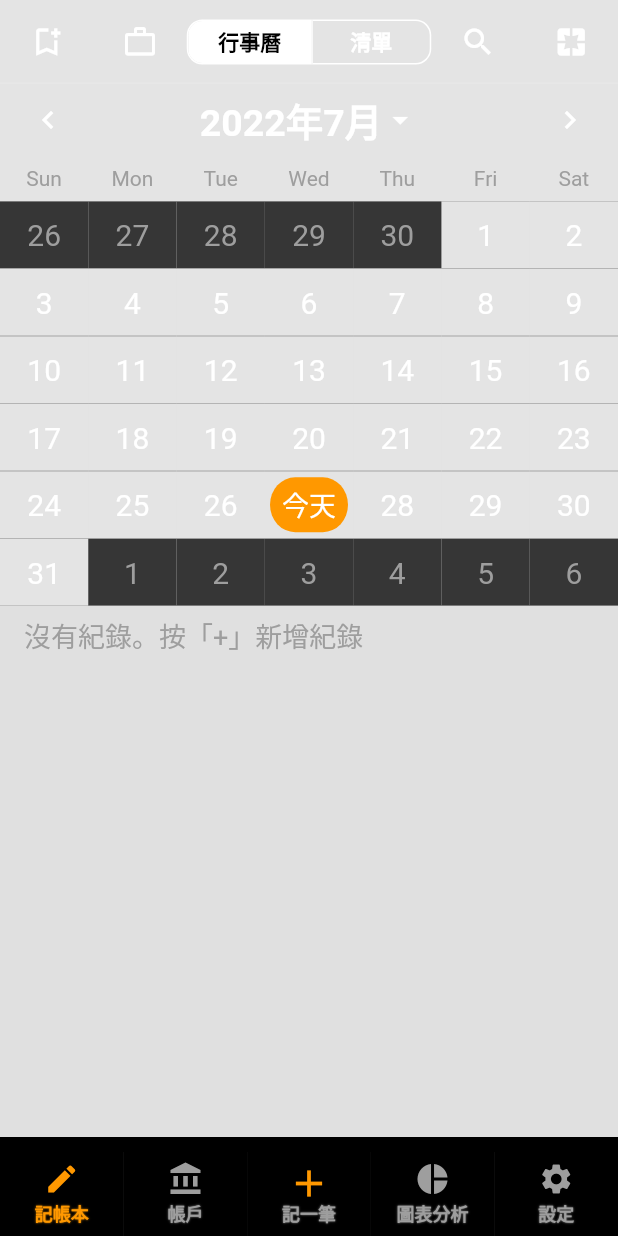
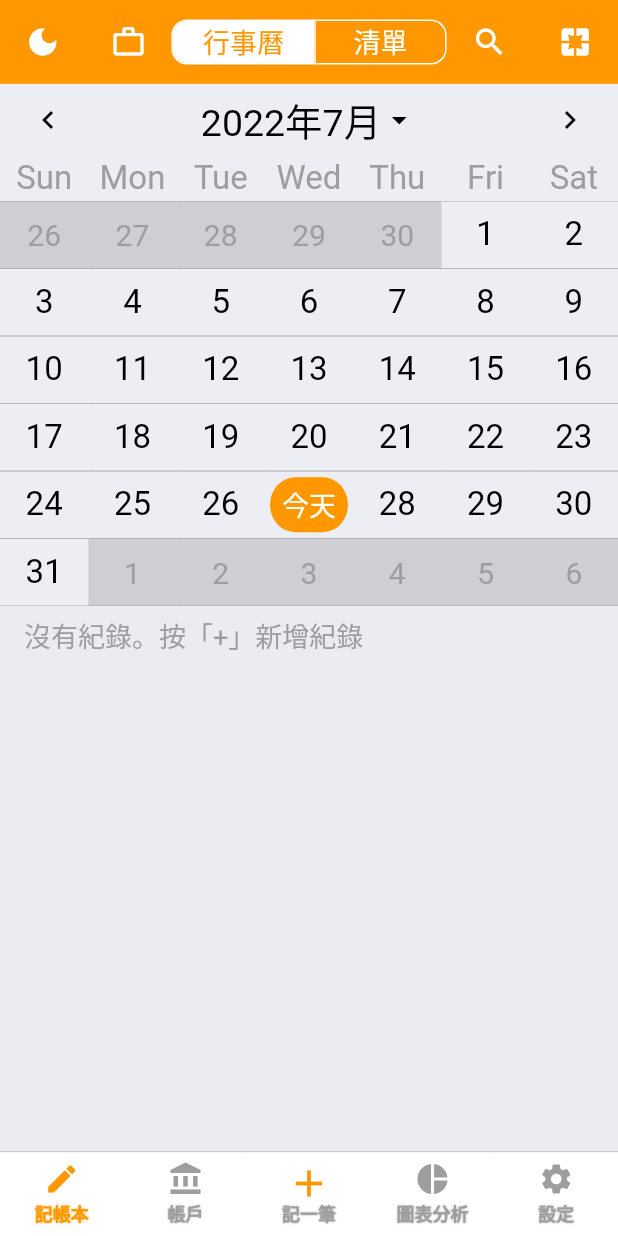
Before and after one commit to kristen00657008/AccountBook_flutter, a Flutter app: the screen it shows after launch, on a phone screen of 412 x 824 dp. Run offline on Flutter 3.47's test engine with Material 2 defaults, Android fonts, the phone set to English and light mode, and no system bars; drawn by our look-alikes of flutter_slidable, table_calendar; our stand-ins replace date_format, flutter_datetime_picker, page_transition, rxdart, shared_preferences; missing offline and left inert: flutter_draggable_gridview, flutter_statusbarcolor_ns.

Commit message:
theme mode

```diff
--- a/analysis_options.yaml
+++ b/analysis_options.yaml
@@ -22,6 +22,7 @@ linter:
   # `// ignore_for_file: name_of_lint` syntax on the line or in the file
   # producing the lint.
   rules:
+    prefer_const_constructors : false
     # avoid_print: false  # Uncomment to disable the `avoid_print` rule
     # prefer_single_quotes: true  # Uncomment to enable the `prefer_single_quotes` rule
 
--- a/lib/main.dart
+++ b/lib/main.dart
@@ -1,36 +1,93 @@
 import 'package:account_book/route/page_name.dart';
+import 'package:account_book/tools/colors.dart';
 import 'package:account_book/ui/bloc/system/application_bloc.dart';
 import 'package:flutter/material.dart';
 import 'package:flutter/services.dart';
-import 'package:flutter_statusbarcolor_ns/flutter_statusbarcolor_ns.dart';
 
 void main() {
   runApp(MyApp());
 }
 
 class MyApp extends StatelessWidget {
+  static final ValueNotifier<ThemeMode> themeNotifier =
+      ValueNotifier(ThemeMode.light);
+
   MyApp({Key? key}) : super(key: key);
 
   final themeData = ThemeData(
-      primaryColor: Colors.white,
-      backgroundColor: Colors.white,
-      primaryColorDark: Colors.white,
-      primarySwatch: Colors.blue,
-      scaffoldBackgroundColor: Colors.black12,
-      brightness: Brightness.dark,
-  );
+      appBarTheme: AppBarTheme(
+        systemOverlayStyle: SystemUiOverlayStyle.light,
+      ),
+      primaryColor: Colors.orange,
+      scaffoldBackgroundColor: lightBackground,
+      iconTheme: IconThemeData(
+        color: Colors.orange,
+      ),
+      dividerColor: Colors.grey,
+      textTheme: TextTheme(
+        bodyText1: TextStyle(color: Colors.black, fontSize: 25),
+        bodyText2: TextStyle(color: Colors.black, fontSize: 22),
+        subtitle1: TextStyle(color: Colors.black, fontSize: 20),
+        subtitle2: TextStyle(color: Colors.black, fontSize: 18),
+        headline1: TextStyle(color: Colors.grey, fontSize: 25),
+        headline2: TextStyle(color: Colors.grey, fontSize: 22),
+        headline3: TextStyle(color: Colors.grey, fontSize: 20),
+        headline4: TextStyle(color: Colors.grey, fontSize: 18),
+      ),
+      colorScheme: ColorScheme.fromSwatch().copyWith(
+        primary: Colors.black,
+        secondary: Colors.orange,
+        tertiary: Colors.white,
+        // brightness: Brightness.light,
+        background: Colors.black12,
+        surface: Colors.black12,
+        primaryContainer: Colors.white,
+        onBackground: lightSecond,
+      ));
+
+  final darkThemeData = ThemeData(
+      primaryColor: Colors.white12,
+      scaffoldBackgroundColor: Colors.black,
+      iconTheme: const IconThemeData(
+        color: Colors.orange,
+      ),
+      dividerColor: Colors.white38,
+      textTheme: TextTheme(
+        bodyText1: TextStyle(color: Colors.white, fontSize: 25),
+        bodyText2: TextStyle(color: Colors.white, fontSize: 20),
+        subtitle1: TextStyle(color: Colors.white, fontSize: 18),
+        subtitle2: TextStyle(color: Colors.white, fontSize: 15),
+        headline1: TextStyle(color: Colors.grey, fontSize: 25),
+        headline2: TextStyle(color: Colors.grey, fontSize: 22),
+        headline3: TextStyle(color: Colors.grey, fontSize: 20),
+        headline4: TextStyle(color: Colors.grey, fontSize: 18),
+      ),
+      colorScheme: ColorScheme.fromSwatch().copyWith(
+        primary: Colors.white,
+        secondary: Colors.black,
+        tertiary: darkBackground,
+        // brightness: Brightness.light,
+        background: lightBlack,
+        surface: Colors.grey,
+        primaryContainer: Colors.white12,
+        onBackground: Colors.white12,
+      ));
 
   @override
   Widget build(BuildContext context) {
     SystemChrome.setPreferredOrientations([
       DeviceOrientation.portraitUp,
     ]);
-    FlutterStatusbarcolor.setStatusBarColor(Colors.white12);
-    return MaterialApp(
-      debugShowCheckedModeBanner: false,
-      theme: themeData,
-      darkTheme: themeData,
-      home: ApplicationBloc.getInstance().getPage(PageName.DefaultPage),
-    );
+    return ValueListenableBuilder<ThemeMode>(
+        valueListenable: themeNotifier,
+        builder: (_, ThemeMode currentMode, __) {
+          return MaterialApp(
+            debugShowCheckedModeBanner: false,
+            theme: themeData,
+            darkTheme: darkThemeData,
+            themeMode: currentMode,
+            home: ApplicationBloc.getInstance().getPage(PageName.DefaultPage),
+          );
+        });
   }
 }
--- a/lib/tools/colors.dart
+++ b/lib/tools/colors.dart
@@ -18,3 +18,9 @@ const MaterialColor primaryBlack = MaterialColor(
 const int _blackPrimaryValue = 0xFF000000;
 
 const Color lightBlack = Color.fromRGBO(54, 54, 54, 1);
+
+const Color lightBackground = Color.fromRGBO(235, 235, 242, 1);
+
+const Color lightSecond = Color.fromRGBO(244, 244, 244, 1);
+
+const Color darkBackground = Color.fromRGBO(36, 36, 36, 1);
--- a/lib/ui/bloc/core/store_page_bloc.dart
+++ b/lib/ui/bloc/core/store_page_bloc.dart
@@ -12,8 +12,6 @@ class StorePageBloc extends PageBloc {
 
   TextEditingController textEditingController = TextEditingController();
 
-  // DateTime dataTime = ApplicationBloc.getInstance().focusDay;
-
   AmountData currentAmountData = AmountData(
       id: Uuid().v1(),
       amount: 0,
@@ -22,7 +20,6 @@ class StorePageBloc extends PageBloc {
       categoryIndex: 0,
       text: ""
   );
-
 
   Map<String, dynamic>? get currentAmountDataJson =>
       option.query[BlocOptionKey.StoringAmountDataKey];
--- a/lib/ui/page/account_calendar_page.dart
+++ b/lib/ui/page/account_calendar_page.dart
@@ -5,7 +5,6 @@ import 'package:account_book/ui/model/amount_data.dart';
 import 'package:account_book/ui/widget/date_title_widget.dart';
 import 'package:account_book/ui/widget/my_divider_widget.dart';
 import 'package:flutter/material.dart';
-import 'package:account_book/tools/colors.dart';
 import 'package:account_book/ui/widget/list_tile/amount_list_tile_widget.dart';
 import 'package:account_book/utils/calendar_utils.dart';
 import 'package:flutter_slidable/flutter_slidable.dart';
@@ -42,9 +41,8 @@ class AccountCalendarPage extends StatelessWidget {
                 return Column(children: [
                   _buildTableCalendar(amountDataList),
                   Expanded(child: _buildScrollView(amountDataList, focusDay)),
-                  Container(
-                    height: 10,
-                    color: Colors.black,
+                  SizedBox(
+                    height: 40,
                   )
                 ]);
               });
@@ -59,11 +57,11 @@ class AccountCalendarPage extends StatelessWidget {
             return SizedBox.shrink();
           }
           var focusDay = snapshot.requireData;
-          return _tableCalendarWidget(amountDataList, focusDay);
+          return _tableCalendarWidget(context, amountDataList, focusDay);
         });
   }
 
-  Widget _tableCalendarWidget([
+  Widget _tableCalendarWidget(BuildContext context,[
     List<AmountData> amountDataList = const [],
     DateTime? focusDay,
   ]) {
@@ -78,7 +76,7 @@ class AccountCalendarPage extends StatelessWidget {
       pageAnimationEnabled: true,
       pageJumpingEnabled: true,
       headerVisible: true,
-      headerStyle: CalendarHeaderStyle(),
+      headerStyle: CalendarHeaderStyle(context),
       calendarStyle: CalendarStyle(
         rangeHighlightColor: Colors.white12,
         isTodayHighlighted: false,
@@ -101,10 +99,10 @@ class AccountCalendarPage extends StatelessWidget {
           return _buildSelectedCalendaritem(date, amountDataList);
         },
         outsideBuilder: (context, date, _) {
-          return _buildOutSideCalendarItem(date);
+          return _buildOutSideCalendarItem(context, date);
         },
         defaultBuilder: (context, date, _) {
-          return _buildDefaultCalendarItem(date, amountDataList);
+          return _buildDefaultCalendarItem(context, date, amountDataList);
         },
         holidayBuilder: (context, date, _) {
           return _buildHoliDayCalendarItem(date);
@@ -139,7 +137,7 @@ class AccountCalendarPage extends StatelessWidget {
               ),
               child: Text(
                 "今天",
-                style: TextStyle(color: Colors.white, fontSize: 18),
+                style: TextStyle(fontSize: 18, color: Colors.white),
               ),
             ),
           )
@@ -149,7 +147,7 @@ class AccountCalendarPage extends StatelessWidget {
                 date.isEqualTo(DateUtils.dateOnly(DateTime.now()))
                     ? "今天"
                     : date.day.toString(),
-                style: TextStyle(color: Colors.white, fontSize: 18),
+                style: TextStyle(fontSize: 18, color: Colors.white),
               ),
               backgroundColor: Colors.orange,
               radius: 15,
@@ -161,9 +159,9 @@ class AccountCalendarPage extends StatelessWidget {
     );
   }
 
-  Widget _buildOutSideCalendarItem(DateTime date) {
+  Widget _buildOutSideCalendarItem(BuildContext context, DateTime date) {
     return Container(
-      decoration: _defaultBoxDecoration(color: lightBlack),
+      decoration: _defaultBoxDecoration(color: Theme.of(context).colorScheme.background),
       child: Center(
         child: Text(
           date.isEqualTo(DateUtils.dateOnly(DateTime.now())) ? "今天" : date.day.toString(),
@@ -186,7 +184,7 @@ class AccountCalendarPage extends StatelessWidget {
   }
 
   Widget _buildDefaultCalendarItem(
-      DateTime date, List<AmountData> amountDataList) {
+      BuildContext context,DateTime date, List<AmountData> amountDataList) {
     return Container(
       decoration: _defaultBoxDecoration(),
       child: Stack(
@@ -194,11 +192,9 @@ class AccountCalendarPage extends StatelessWidget {
           Center(
             child: Text(
               date.isEqualTo(DateUtils.dateOnly(DateTime.now())) ? "今天" : date.day.toString(),
-              style: TextStyle(
-                  color: dateHasData(date, amountDataList)
-                      ? Colors.green
-                      : Colors.white,
-                  fontSize: 20),
+              style: dateHasData(date, amountDataList)
+                ? Theme.of(context).textTheme.bodyText2?.copyWith(color: Colors.green)
+                : Theme.of(context).textTheme.bodyText2
             ),
           ),
           dateHasData(date, amountDataList) ? hasDataCircle() : Container()
@@ -207,17 +203,17 @@ class AccountCalendarPage extends StatelessWidget {
     );
   }
 
-  HeaderStyle CalendarHeaderStyle() {
+  HeaderStyle CalendarHeaderStyle(BuildContext context) {
     return HeaderStyle(
       decoration: BoxDecoration(color: Colors.white12,),
       headerPadding: EdgeInsets.zero,
       leftChevronIcon: Icon(
         Icons.chevron_left,
-        color: Colors.white,
+        color: Theme.of(context).colorScheme.primary,
       ),
       rightChevronIcon: Icon(
         Icons.chevron_right,
-        color: Colors.white,
+        color: Theme.of(context).colorScheme.primary,
       ),
       titleTextStyle: TextStyle(color: Colors.red),
       formatButtonVisible: false,
@@ -264,14 +260,19 @@ class AccountCalendarPage extends StatelessWidget {
             if (index == 0) {
               return _buildHintText();
             } else {
-              return AmountListTileWidget(
+              return Column(
+                children: [
+                  AmountListTileWidget(
                       onCopyTap: () {
                         bloc.openStorePage(context, focusAmountDataList[index-1], true);
                       },
                       onEditTap: () {
                         bloc.openStorePage(context, focusAmountDataList[index-1], false);
                       },
-                  amountData: focusAmountDataList[index - 1]);
+                      amountData: focusAmountDataList[index - 1]),
+                  if(index == focusAmountDataList.length) MyDividerWidget()
+                ],
+              );
             }
           }),
     );
--- a/lib/ui/page/default_page.dart
+++ b/lib/ui/page/default_page.dart
@@ -7,6 +7,7 @@ import 'package:account_book/ui/bloc/system/application_bloc.dart';
 import 'package:account_book/ui/model/bottom_navigation_model.dart';
 import 'package:account_book/ui/widget/bottom_navigation_widget.dart';
 import 'package:flutter/material.dart';
+import 'package:flutter_statusbarcolor_ns/flutter_statusbarcolor_ns.dart';
 
 class DefaultPage extends StatefulWidget {
   @override
@@ -25,6 +26,7 @@ class _DefaultPageState extends State<DefaultPage> {
 
   @override
   Widget build(BuildContext context) {
+    FlutterStatusbarcolor.setStatusBarColor(Theme.of(context).primaryColor);
     return StreamBuilder<RouteData>(
         stream: ApplicationBloc.getInstance().subPageStream,
         builder: (context, snapshot) {
--- a/lib/ui/widget/appbars/account_book_page_appbar.dart
+++ b/lib/ui/widget/appbars/account_book_page_appbar.dart
@@ -1,8 +1,8 @@
+import 'package:account_book/main.dart';
 import 'package:account_book/route/base_bloc.dart';
 import 'package:account_book/ui/bloc/core/account_book_page_bloc.dart';
 import 'package:account_book/ui/bloc/system/application_bloc.dart';
 import 'package:account_book/ui/widget/common_app_bar_widget.dart';
-import 'package:account_book/utils/calendar_utils.dart';
 import 'package:flutter/material.dart';
 
 class AccountBookPageAppBar extends StatefulWidget {
@@ -14,7 +14,6 @@ class AccountBookPageAppBar extends StatefulWidget {
 
   @override
   State<AccountBookPageAppBar> createState() => _AccountBookPageAppBarState();
-
 }
 
 class _AccountBookPageAppBarState extends State<AccountBookPageAppBar> {
@@ -33,63 +32,103 @@ class _AccountBookPageAppBarState extends State<AccountBookPageAppBar> {
       title: Flex(
         direction: Axis.horizontal,
         children: [
-          Expanded(flex: 1,child: IconButton(onPressed: () {
-            print(kToday);
-          }, icon: const Icon(Icons.bookmark_add_outlined))),
-          Expanded(flex: 1,child: IconButton(onPressed: () {}, icon: const Icon(Icons.work_outline))),
+          Expanded(
+              flex: 1,
+              child: IconButton(
+                onPressed: () {
+                  MyApp.themeNotifier.value =
+                      MyApp.themeNotifier.value == ThemeMode.light
+                          ? ThemeMode.dark
+                          : ThemeMode.light;
+                },
+                icon: Icon(MyApp.themeNotifier.value == ThemeMode.light
+                    ? Icons.dark_mode
+                    : Icons.light_mode),
+              )),
+          Expanded(
+              flex: 1,
+              child: IconButton(
+                  onPressed: () {},
+                  icon: const Icon(
+                    Icons.work_outline,
+                    color: Colors.white,
+                  ))),
           Center(
             child: SizedBox(
               height: 30,
-              child: _topToggleButton(),
+              child: _topToggleButton(context),
             ),
           ),
-          Expanded(flex: 1,child: IconButton(onPressed: () {}, icon: const Icon(Icons.search))),
-          Expanded(flex: 1,child: IconButton(onPressed: () {
-            ApplicationBloc.getInstance().deleteAllData();
-          }, icon: const Icon(Icons.pages))),
+          Expanded(
+              flex: 1,
+              child: IconButton(
+                  onPressed: () {},
+                  icon: const Icon(Icons.search, color: Colors.white))),
+          Expanded(
+              flex: 1,
+              child: IconButton(
+                  onPressed: () {
+                    ApplicationBloc.getInstance().deleteAllData();
+                  },
+                  icon: const Icon(Icons.pages, color: Colors.white))),
         ],
       ),
     );
   }
 
-  Widget _topToggleButton() {
+  Widget _topToggleButton(BuildContext context) {
+    int selectedIndex = 0;
     return ToggleButtons(
-      color: Colors.white,
+      color: Theme.of(context).colorScheme.primary,
       borderColor: Colors.white,
       fillColor: Colors.white,
-      selectedColor: Colors.black,
+      selectedColor: Theme.of(context).colorScheme.tertiary,
       selectedBorderColor: Colors.white,
       borderRadius: BorderRadius.circular(10),
       borderWidth: 1,
-      children: const [
+      children: [
         Padding(
           padding: EdgeInsets.symmetric(horizontal: 20),
           child: Center(
               child: Text(
-                "行事曆",
-                style: TextStyle(fontWeight: FontWeight.bold),
-              )),
+            "行事曆",
+            style: isSelected[0]
+                ? Theme.of(context)
+                    .textTheme
+                    .subtitle2
+                    ?.copyWith(color: Theme.of(context).colorScheme.secondary)
+                : Theme.of(context)
+                    .textTheme
+                    .subtitle2
+                    ?.copyWith(color: Colors.white),
+          )),
         ),
         Padding(
           padding: EdgeInsets.symmetric(horizontal: 25),
           child: Center(
               child: Text(
-                "清單",
-                style: TextStyle(fontWeight: FontWeight.bold),
-              )),
+            "清單",
+            style: isSelected[1]
+                ? Theme.of(context)
+                    .textTheme
+                    .subtitle2
+                    ?.copyWith(color: Theme.of(context).colorScheme.secondary)
+                : Theme.of(context)
+                    .textTheme
+                    .subtitle2
+                    ?.copyWith(color: Colors.white),
+          )),
         ),
       ],
       onPressed: (int index) {
-        int selectedIndex = isSelected.indexWhere((element) => element == true);
+        selectedIndex = isSelected.indexWhere((element) => element == true);
         setState(() {
-          if(selectedIndex != index) {
+          if (selectedIndex != index) {
             isSelected[selectedIndex] = false;
             isSelected[index] = true;
-            bloc.pageController.animateToPage(
-                index,
+            bloc.pageController.animateToPage(index,
                 duration: Duration(milliseconds: 600),
-                curve: Curves.fastOutSlowIn
-            );
+                curve: Curves.fastOutSlowIn);
           }
         });
       },
--- a/lib/ui/widget/bottom_navigation_widget.dart
+++ b/lib/ui/widget/bottom_navigation_widget.dart
@@ -1,6 +1,7 @@
 import 'package:account_book/route/page_name.dart';
 import 'package:account_book/ui/model/bottom_navigation_model.dart';
 import 'package:account_book/ui/widget/material_ink_widget.dart';
+import 'package:account_book/ui/widget/my_divider_widget.dart';
 import 'package:flutter/material.dart';
 
 typedef BottomTapCallback = void Function(BottomNavigationData data);
@@ -26,16 +27,23 @@ class BottomNavigationWidget extends StatelessWidget {
       child: Material(
         child: SizedBox(
           height: kBottomNavigationBarHeight,
-          child: Row(
-            children:
-                bottomNavigationList.map((e) => _builditemWidget(e)).toList(),
+          child: Column(
+            children: [
+              MyDividerWidget(height: 0.1),
+              Expanded(
+                child: Row(
+                  children:
+                      bottomNavigationList.map((e) => _buildItemWidget(context, e)).toList(),
+                ),
+              ),
+            ],
           ),
         ),
       ),
     );
   }
 
-  Widget _builditemWidget(BottomNavigationData data) {
+  Widget _buildItemWidget(BuildContext context, BottomNavigationData data) {
     /// 是否要高亮
     bool isSelect =
         currentRouteName.isNotEmpty && data.url.contains(currentRouteName);
@@ -51,7 +59,7 @@ class BottomNavigationWidget extends StatelessWidget {
     IconData iconData = data.icon;
 
     Widget commonWidget = Container(
-      color: Colors.black,
+      color: Theme.of(context).colorScheme.tertiary,
       alignment: Alignment.center,
       padding: const EdgeInsets.only(
         top: 6,
--- a/lib/ui/widget/common_app_bar_widget.dart
+++ b/lib/ui/widget/common_app_bar_widget.dart
@@ -20,7 +20,7 @@ class CommonAppBarWidget extends StatelessWidget {
       elevation: 0,
       titleSpacing: 0,
       centerTitle: true,
-      backgroundColor: Colors.white12,
+      backgroundColor: Theme.of(context).primaryColor,
       title: title,
       leading: leading,
       actions: actions,
--- a/lib/ui/widget/date_title_widget.dart
+++ b/lib/ui/widget/date_title_widget.dart
@@ -28,12 +28,11 @@ class DateTitleWidget extends StatelessWidget {
         children: [
           Text(
             focusDay.toTitle(),
-            style: TextStyle(
-                fontWeight: FontWeight.bold, fontSize: 25, color: Colors.white),
+            style: TextStyle(fontSize: 25, color: Theme.of(context).colorScheme.primary),
           ),
           Icon(
             Icons.arrow_drop_down_sharp,
-            color: Colors.white,
+            color: Theme.of(context).colorScheme.primary,
           )
         ],
       ),
--- a/lib/ui/widget/list_tile/navigation_list_tile_widget.dart
+++ b/lib/ui/widget/list_tile/navigation_list_tile_widget.dart
@@ -31,9 +31,7 @@ class NavigationListTileWidget extends StatelessWidget {
           child: Align(
             alignment: Alignment.centerRight,
             child: Text( answer,
-              style: TextStyle(
-                  fontSize: 22,
-                  color: Colors.white),
+              style: Theme.of(context).textTheme.bodyText2,
             ),
           ),
         ),
--- a/lib/ui/widget/my_divider_widget.dart
+++ b/lib/ui/widget/my_divider_widget.dart
@@ -1,13 +1,13 @@
 import 'package:flutter/material.dart';
 
 class MyDividerWidget extends StatelessWidget {
-  const MyDividerWidget({Key? key}) : super(key: key);
+  final double? height;
+  const MyDividerWidget({Key? key, this.height = 1}) : super(key: key);
 
   @override
   Widget build(BuildContext context) {
-    return  Divider(
-      height: 1,
-      color: Colors.white38,
+    return Divider(
+      height: height,
     );
   }
 }
```
Also changed, not shown: lib/test.dart (+56 -0 lines), lib/ui/page/account_list_page.dart (+11 -14 lines), lib/ui/page/core/setting_page.dart (+6 -1 lines), lib/ui/page/core/store_page.dart (+22 -22 lines), lib/ui/widget/list_tile/amount_list_tile_widget.dart (+3 -8 lines), lib/ui/widget/list_tile/common_list_tile_widget.dart (+3 -9 lines), lib/ui/widget/list_tile/text_edit_tile_widget.dart (+3 -9 lines). Lines whose indentation alone changed are shown as unchanged.
